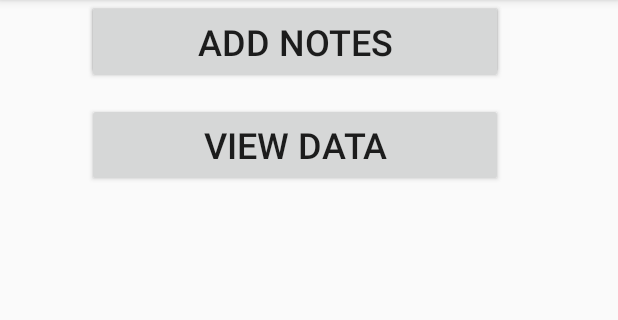
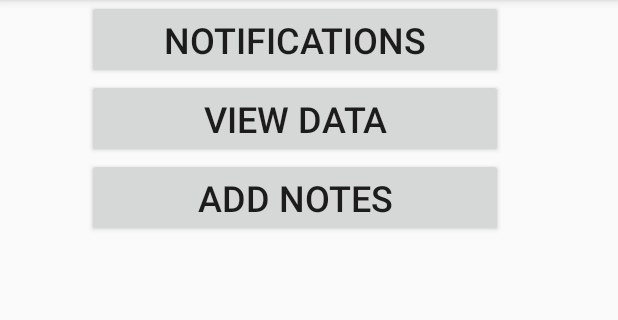
Before and after one commit to Junebuggi/SYSC3010_TeamProject, an Android app: the screen it shows after launch (MainActivity), on a phone screen of 412 x 824 dp, the part 84-404 px from its top. Run offline under Robolectric (Android 15) with nearby library versions, the phone set to English and light mode, and no system bars.

Commit message:
added buttons

```diff
--- a/Android_App/app/build.gradle
+++ b/Android_App/app/build.gradle
@@ -26,4 +26,7 @@ dependencies {
     testImplementation 'junit:junit:4.12'
     androidTestImplementation 'androidx.test.ext:junit:1.1.0'
     androidTestImplementation 'androidx.test.espresso:espresso-core:3.1.1'
+    implementation 'com.google.android.material:material:1.0.0'
+    // implementation "com.android.support:design 29.0.2"
+    implementation 'com.android.support:recyclerview-v7:29.0.2'
 }
--- a/Android_App/app/src/main/AndroidManifest.xml
+++ b/Android_App/app/src/main/AndroidManifest.xml
@@ -16,6 +16,12 @@
                 <category android:name="android.intent.category.LAUNCHER" />
             </intent-filter>
         </activity>
+        <activity android:name=".Notifications"/>
+        <activity android:name=".Notes"/>
+
+
+
+
     </application>
 
 </manifest>
--- a/Android_App/app/src/main/java/com/example/plantnursery/MainActivity.java
+++ b/Android_App/app/src/main/java/com/example/plantnursery/MainActivity.java
@@ -2,13 +2,53 @@ package com.example.plantnursery;
 
 import androidx.appcompat.app.AppCompatActivity;
 
+import android.content.Intent;
 import android.os.Bundle;
+import android.util.Log;
+import android.view.View;
+import android.widget.Button;
+import android.widget.Toast;
 
 public class MainActivity extends AppCompatActivity {
+
+   // private static final String TAG = "MainActivity";
+    Button mButton;
+    Button button3;
+
+
 
     @Override
     protected void onCreate(Bundle savedInstanceState) {
         super.onCreate(savedInstanceState);
         setContentView(R.layout.activity_main);
+
+        //links it to the first button (notifications)
+        mButton = findViewById(R.id.button);
+        button3 = findViewById(R.id.button3);
+
+
+        //for each button when u click
+        mButton.setOnClickListener(new View.OnClickListener() {
+            @Override
+            //when clicked everything in this will get executed
+            public void onClick(View v) {
+                //Log.d(TAG, "onClick: hey there!");
+                //message at bottom of screen
+                //length short--. how long u want it to show for
+                Toast.makeText(MainActivity.this, "Welcome", Toast.LENGTH_SHORT).show();//mini notification
+                startActivity(new Intent(MainActivity.this, Notifications.class));
+            }
+        });
+        button3.setOnClickListener(new View.OnClickListener() {
+            @Override
+            //when clicked everything in this will get executed
+            public void onClick(View v) {
+                //Log.d(TAG, "onClick: hey there!");
+                //message at bottom of screen
+                //length short--. how long u want it to show for
+                Toast.makeText(MainActivity.this, "Welcome", Toast.LENGTH_SHORT).show();//mini notification
+                startActivity(new Intent(MainActivity.this, Notes.class));
+            }
+        });
     }
 }
--- a/Android_App/app/src/main/res/layout/activity_main.xml
+++ b/Android_App/app/src/main/res/layout/activity_main.xml
@@ -19,15 +19,14 @@
         app:layout_constraintEnd_toEndOf="parent"
         app:layout_constraintHorizontal_bias="0.411"
         app:layout_constraintStart_toStartOf="parent"
-        tools:layout_editor_absoluteY="188dp" />
+        app:layout_constraintTop_toTopOf="parent" />
 
     <Button
         android:id="@+id/button2"
         android:layout_width="277dp"
-        android:layout_height="56dp"
+        android:layout_height="0dp"
         android:layout_marginStart="16dp"
         android:layout_marginLeft="16dp"
-        android:layout_marginTop="16dp"
         android:layout_marginEnd="16dp"
         android:layout_marginRight="16dp"
         android:text="View Data"
@@ -40,7 +39,7 @@
     <Button
         android:id="@+id/button3"
         android:layout_width="277dp"
-        android:layout_height="56dp"
+        android:layout_height="0dp"
         android:layout_marginStart="16dp"
         android:layout_marginLeft="16dp"
         android:layout_marginEnd="16dp"
@@ -50,5 +49,6 @@
         app:layout_constraintEnd_toEndOf="parent"
         app:layout_constraintHorizontal_bias="0.411"
         app:layout_constraintStart_toStartOf="parent"
-        tools:layout_editor_absoluteY="327dp" />
+        app:layout_constraintTop_toBottomOf="@+id/button2" />
+
 </androidx.constraintlayout.widget.ConstraintLayout>
```
Also changed, not shown: Android_App/app/src/main/java/com/example/plantnursery/Notes.java (added, +36 -0 lines), Android_App/app/src/main/java/com/example/plantnursery/Notifications.java (added, +15 -0 lines), Android_App/app/src/main/res/layout/notes.xml (added, +22 -0 lines), Android_App/app/src/main/res/layout/notifications.xml (added, +22 -0 lines).
